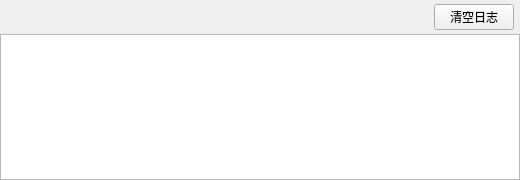
This is plugins/Base_Output/OutputWidget.ui in asd977/base_cae as Qt 5 draws it before an edit. The edited form follows.
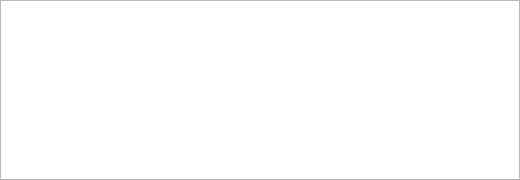
This is the edited form.

Commit message: 更新代码

What changed in the file:
```diff
--- a/plugins/Base_Output/OutputWidget.ui
+++ b/plugins/Base_Output/OutputWidget.ui
@@ -21,7 +21,7 @@
   </property>
   <layout class="QVBoxLayout" name="verticalLayout">
    <property name="spacing">
-    <number>4</number>
+    <number>0</number>
    </property>
    <property name="leftMargin">
     <number>0</number>
@@ -35,42 +35,6 @@
    <property name="bottomMargin">
     <number>0</number>
    </property>
-   <item>
-    <layout class="QHBoxLayout" name="toolbarLayout">
-     <property name="leftMargin">
-      <number>6</number>
-     </property>
-     <property name="topMargin">
-      <number>4</number>
-     </property>
-     <property name="rightMargin">
-      <number>6</number>
-     </property>
-     <property name="bottomMargin">
-      <number>0</number>
-     </property>
-     <item>
-      <spacer name="horizontalSpacer">
-       <property name="orientation">
-        <enum>Qt::Horizontal</enum>
-       </property>
-       <property name="sizeHint" stdset="0">
-        <size>
-         <width>40</width>
-         <height>20</height>
-        </size>
-       </property>
-      </spacer>
-     </item>
-     <item>
-      <widget class="QPushButton" name="clearPushButton">
-       <property name="text">
-        <string>清空日志</string>
-       </property>
-      </widget>
-     </item>
-    </layout>
-   </item>
    <item>
     <widget class="QTextEdit" name="textEdit"/>
    </item>
```
The commit also changes 2 other files.
